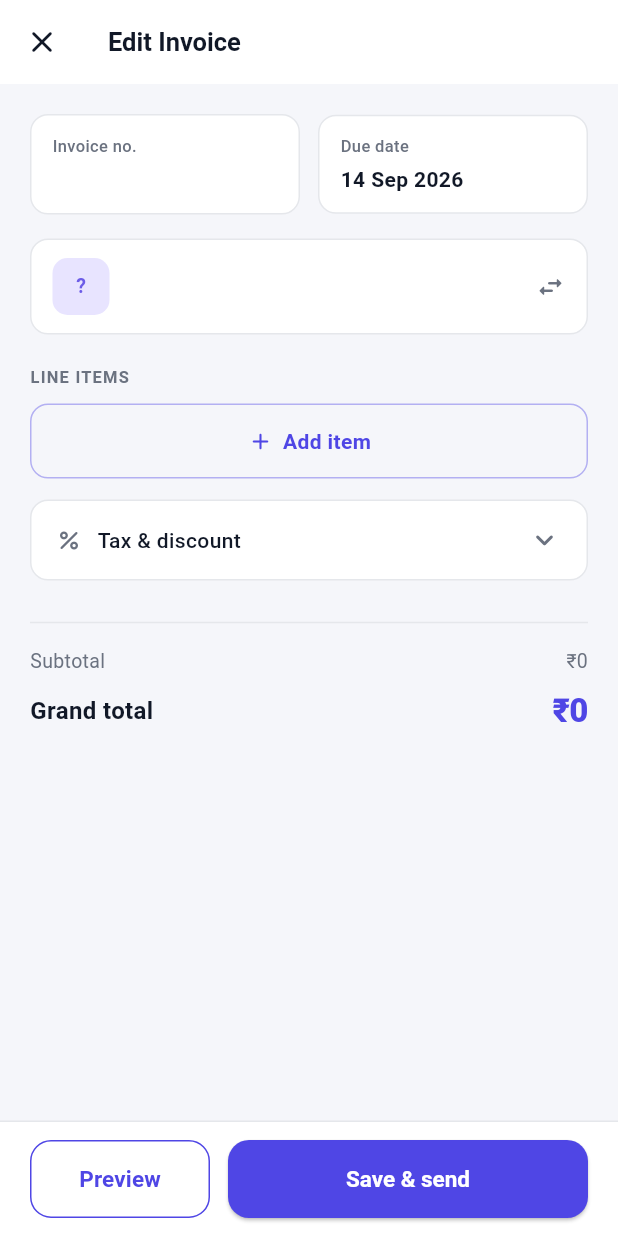
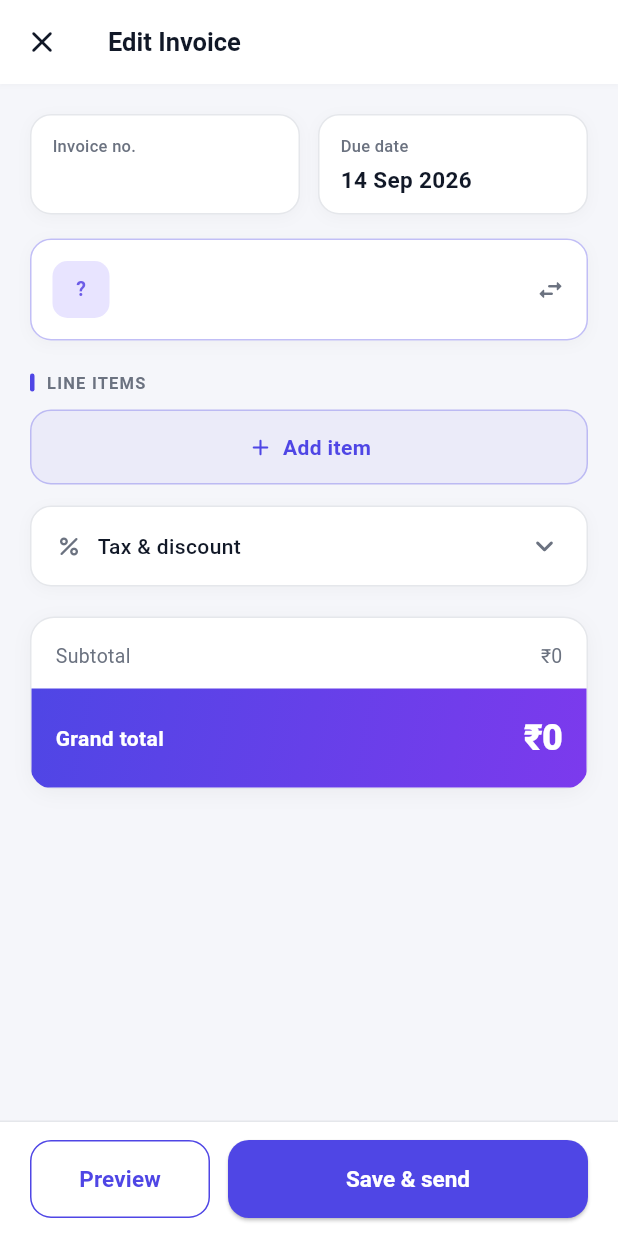
Before and after one commit to zanjurneanuj/FastBilling, a Flutter app: the _InvoiceCreateBody screen opened directly, on a phone screen of 412 x 824 dp. Run offline on Flutter 3.47's test engine with Material 3 defaults, Android fonts, the phone set to English and light mode, and no system bars; our stand-ins replace cloud_firestore, device_info_plus, firebase_auth, firebase_core, firebase_storage, go_router and 6 more; missing offline and left inert: esc_pos_utils_plus, unified_esc_pos_printer; accounts and stored records are empty.

Commit message:
Restyle New Invoice screen with elevated cards and gradient totals banner
Visual refresh only, no behavior change: adds consistent soft shadows
across the invoice-no/due-date tiles, client picker, and tax panel to
match the line-item cards; gives the client picker a tinted icon badge;
adds an accent bar to section labels; fills the "Add item" button with
a tinted background instead of plain outline; and turns the totals
section into an elevated card capped with a primary-gradient "Grand
total" banner, echoing the Home screen's revenue card.

Verified on-device (Vivo V2036): new-invoice form renders with the new
styling, no layout overflow or errors.

```diff
--- a/lib/views/screens/invoice_create_view.dart
+++ b/lib/views/screens/invoice_create_view.dart
@@ -33,7 +33,10 @@ class _InvoiceCreateBody extends StatelessWidget {
           // ── AppBar ──────────────────────────────────────────────────────
           appBar: AppBar(
             backgroundColor: AppColors.surface(context),
-            elevation: 0,
+            elevation: 1,
+            scrolledUnderElevation: 1,
+            shadowColor: Colors.black.withValues(alpha: 0.08),
+            surfaceTintColor: Colors.transparent,
             leading: IconButton(
               icon: const Icon(Icons.close_rounded),
               color: AppColors.textPrimary(context),
@@ -211,8 +214,15 @@ class _MetaTile extends StatelessWidget {
       padding: const EdgeInsets.symmetric(horizontal: 14, vertical: 12),
       decoration: BoxDecoration(
         color: AppColors.surface(context),
-        borderRadius: BorderRadius.circular(12),
+        borderRadius: BorderRadius.circular(14),
         border: Border.all(color: AppColors.border(context)),
+        boxShadow: [
+          BoxShadow(
+            color: Colors.black.withValues(alpha: 0.03),
+            blurRadius: 8,
+            offset: const Offset(0, 2),
+          ),
+        ],
       ),
       child: Column(
         crossAxisAlignment: CrossAxisAlignment.start,
@@ -223,6 +233,7 @@ class _MetaTile extends StatelessWidget {
               color: AppColors.textSecondary(context),
               fontSize: 11,
               fontWeight: FontWeight.w500,
+              letterSpacing: 0.2,
             ),
           ),
           const SizedBox(height: 4),
@@ -230,8 +241,8 @@ class _MetaTile extends StatelessWidget {
             value,
             style: TextStyle(
               color: AppColors.textPrimary(context),
-              fontSize: 14,
-              fontWeight: FontWeight.w600,
+              fontSize: 15,
+              fontWeight: FontWeight.w700,
             ),
           ),
         ],
@@ -254,11 +265,22 @@ class _ClientPicker extends StatelessWidget {
     return GestureDetector(
       onTap: () => _showClientSheet(context, vm),
       child: Container(
-        padding: const EdgeInsets.symmetric(horizontal: 14, vertical: 12),
+        padding: const EdgeInsets.symmetric(horizontal: 14, vertical: 14),
         decoration: BoxDecoration(
           color: AppColors.surface(context),
-          borderRadius: BorderRadius.circular(12),
-          border: Border.all(color: AppColors.border(context)),
+          borderRadius: BorderRadius.circular(14),
+          border: Border.all(
+            color: hasClient
+                ? AppColors.primary.withValues(alpha: 0.35)
+                : AppColors.border(context),
+          ),
+          boxShadow: [
+            BoxShadow(
+              color: Colors.black.withValues(alpha: 0.03),
+              blurRadius: 8,
+              offset: const Offset(0, 2),
+            ),
+          ],
         ),
         child: Row(
           children: [
@@ -294,12 +316,20 @@ class _ClientPicker extends StatelessWidget {
                 size: 20,
               ),
             ] else ...[
-              Icon(
+              Container(
+                width: 34,
+                height: 34,
+                decoration: BoxDecoration(
+                  color: AppColors.primary.withValues(alpha: 0.08),
+                  borderRadius: BorderRadius.circular(10),
+                ),
+                child: Icon(
                   Icons.person_add_outlined,
-                color: AppColors.textSecondary(context),
-                size: 20,
-              ),
-              const SizedBox(width: 10),
+                  color: AppColors.primary,
+                  size: 18,
+                ),
+              ),
+              const SizedBox(width: 12),
               Text(
                 'Select client',
                 style: TextStyle(
@@ -981,24 +1011,24 @@ class _AddItemButton extends StatelessWidget {
       width: double.infinity,
       padding: const EdgeInsets.symmetric(vertical: 14),
       decoration: BoxDecoration(
-        color: Colors.transparent,
-        borderRadius: BorderRadius.circular(12),
+        color: AppColors.primary.withValues(alpha: 0.06),
+        borderRadius: BorderRadius.circular(14),
         border: Border.all(
-          color: AppColors.primary.withValues(alpha: 0.4),
+          color: AppColors.primary.withValues(alpha: 0.3),
           style: BorderStyle.solid,
         ),
       ),
       child: Row(
         mainAxisAlignment: MainAxisAlignment.center,
         children: [
-          Icon(Icons.add_rounded, color: AppColors.primary, size: 18),
+          const Icon(Icons.add_rounded, color: AppColors.primary, size: 18),
           const SizedBox(width: 6),
           const Text(
             'Add item',
             style: TextStyle(
               color: AppColors.primary,
               fontSize: 14,
-              fontWeight: FontWeight.w600,
+              fontWeight: FontWeight.w700,
             ),
           ),
         ],
@@ -1019,8 +1049,15 @@ class _TaxDiscountPanel extends StatelessWidget {
     return Container(
       decoration: BoxDecoration(
         color: AppColors.surface(context),
-        borderRadius: BorderRadius.circular(12),
+        borderRadius: BorderRadius.circular(14),
         border: Border.all(color: AppColors.border(context)),
+        boxShadow: [
+          BoxShadow(
+            color: Colors.black.withValues(alpha: 0.03),
+            blurRadius: 8,
+            offset: const Offset(0, 2),
+          ),
+        ],
       ),
       child: Column(
         children: [
@@ -1263,10 +1300,26 @@ class _TotalsSection extends StatelessWidget {
 
   @override
   Widget build(BuildContext context) {
-    return Column(
-      children: [
-        Divider(color: AppColors.border(context)),
-        const SizedBox(height: 8),
+    return Container(
+      decoration: BoxDecoration(
+        color: AppColors.surface(context),
+        borderRadius: BorderRadius.circular(16),
+        border: Border.all(color: AppColors.border(context)),
+        boxShadow: [
+          BoxShadow(
+            color: Colors.black.withValues(alpha: 0.04),
+            blurRadius: 10,
+            offset: const Offset(0, 3),
+          ),
+        ],
+      ),
+      clipBehavior: Clip.antiAlias,
+      child: Column(
+        children: [
+          Padding(
+            padding: const EdgeInsets.fromLTRB(16, 16, 16, 12),
+            child: Column(
+              children: [
                 _TotalRow(
                   label: 'Subtotal',
                   value: '₹${vm.fmt(vm.subtotal)}',
@@ -1280,7 +1333,7 @@ class _TotalsSection extends StatelessWidget {
                   ),
                 ),
                 if (vm.gstPercent > 0) ...[
-          const SizedBox(height: 4),
+                  const SizedBox(height: 6),
                   _TotalRow(
                     label: 'GST ${vm.gstPercent.toStringAsFixed(0)}%',
                     value: '₹${vm.fmt(vm.gstAmt)}',
@@ -1295,7 +1348,7 @@ class _TotalsSection extends StatelessWidget {
                   ),
                 ],
                 if (vm.discountAmt > 0) ...[
-          const SizedBox(height: 4),
+                  const SizedBox(height: 6),
                   _TotalRow(
                     label: 'Discount',
                     value: '−₹${vm.fmt(vm.discountAmt)}',
@@ -1303,11 +1356,12 @@ class _TotalsSection extends StatelessWidget {
                       color: AppColors.textSecondary(context),
                       fontSize: 13,
                     ),
-            valueStyle: TextStyle(color: AppColors.success, fontSize: 13),
+                    valueStyle:
+                        TextStyle(color: AppColors.success, fontSize: 13),
                   ),
                 ],
                 if (vm.roundOff != 0) ...[
-          const SizedBox(height: 4),
+                  const SizedBox(height: 6),
                   _TotalRow(
                     label: 'Rounded off',
                     value:
@@ -1322,23 +1376,38 @@ class _TotalsSection extends StatelessWidget {
                     ),
                   ),
                 ],
-        const SizedBox(height: 8),
-        _TotalRow(
-          label: 'Grand total',
-          value: '₹${vm.fmtFull(vm.roundedTotal)}',
-          labelStyle: TextStyle(
-            color: AppColors.textPrimary(context),
-            fontSize: 16,
-            fontWeight: FontWeight.w700,
-          ),
-          valueStyle: const TextStyle(
-            color: AppColors.primary,
-            fontSize: 22,
+              ],
+            ),
+          ),
+          Container(
+            width: double.infinity,
+            padding: const EdgeInsets.symmetric(horizontal: 16, vertical: 16),
+            decoration: const BoxDecoration(gradient: AppColors.primaryGradient),
+            child: Row(
+              mainAxisAlignment: MainAxisAlignment.spaceBetween,
+              children: [
+                const Text(
+                  'Grand total',
+                  style: TextStyle(
+                    color: Colors.white,
+                    fontSize: 14,
+                    fontWeight: FontWeight.w600,
+                  ),
+                ),
+                Text(
+                  '₹${vm.fmtFull(vm.roundedTotal)}',
+                  style: const TextStyle(
+                    color: Colors.white,
+                    fontSize: 24,
                     fontWeight: FontWeight.w800,
                     letterSpacing: -0.5,
                   ),
                 ),
               ],
+            ),
+          ),
+        ],
+      ),
     );
   }
 }
@@ -1495,14 +1564,27 @@ class _SectionLabel extends StatelessWidget {
   final String text;
 
   @override
-  Widget build(BuildContext context) => Text(
+  Widget build(BuildContext context) => Row(
+    children: [
+      Container(
+        width: 3,
+        height: 12,
+        decoration: BoxDecoration(
+          color: AppColors.primary,
+          borderRadius: BorderRadius.circular(2),
+        ),
+      ),
+      const SizedBox(width: 8),
+      Text(
         text,
         style: TextStyle(
           color: AppColors.textSecondary(context),
           fontSize: 11,
-      fontWeight: FontWeight.w600,
+          fontWeight: FontWeight.w700,
           letterSpacing: 0.8,
         ),
+      ),
+    ],
   );
 }
 
```
Lines whose indentation alone changed are shown as unchanged.
